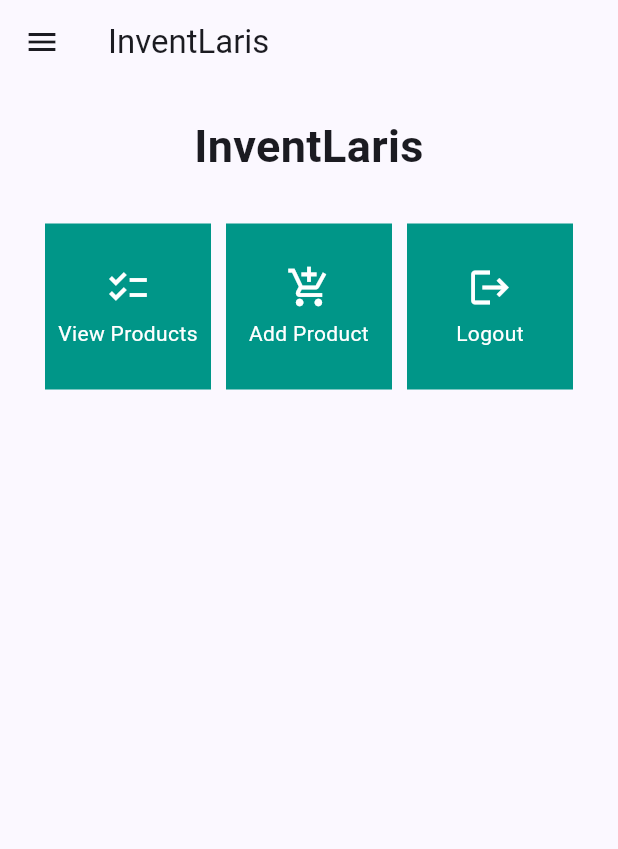
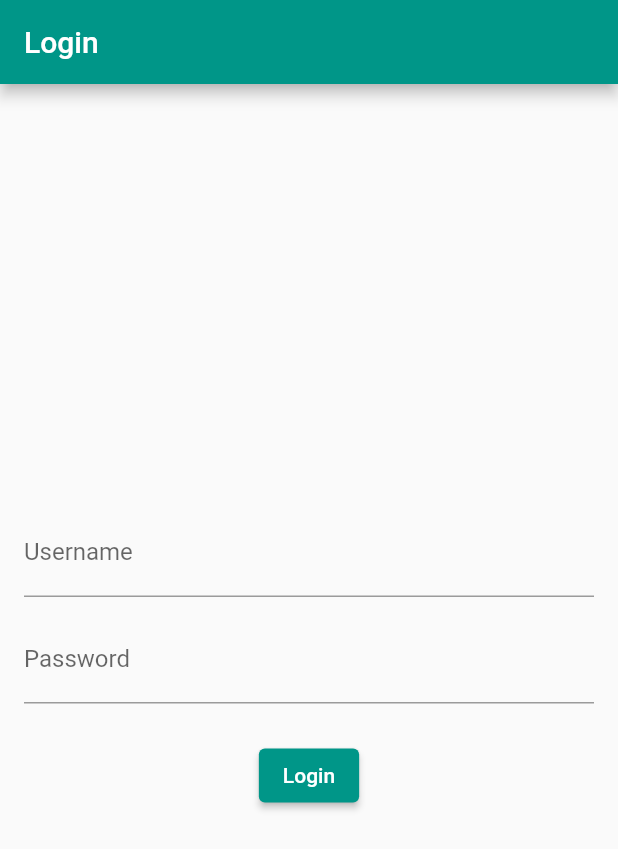
Before and after one commit to cyrilladrian/assignment-flutter, a Flutter app: the screen it shows after launch, on a phone screen of 412 x 824 dp. Shown: the top 849 px of the screen. Run offline on Flutter 3.47's test engine with Material 2 defaults, Android fonts, the phone set to English and light mode, and no system bars; missing offline and left inert: pbp_django_auth.

Commit message:
update for assignment 9

```diff
--- a/lib/main.dart
+++ b/lib/main.dart
@@ -1,38 +1,34 @@
 import 'package:flutter/material.dart';
-import 'package:assignment_flutter/menu.dart';
+import 'package:assignment_flutter/screen/menu.dart';
+import 'package:provider/provider.dart';
+import 'package:pbp_django_auth/pbp_django_auth.dart';
+import 'package:assignment_flutter/screen/login.dart';
+
 
 void main() {
   runApp(const MyApp());
 }
 
 class MyApp extends StatelessWidget {
-  const MyApp({super.key});
+    const MyApp({Key? key}) : super(key: key);
 
-  // This widget is the root of your application.
     @override
     Widget build(BuildContext context) {
-    return MaterialApp(
-      title: 'InventLaris',
+        return Provider(
+            create: (_) {
+                CookieRequest request = CookieRequest();
+                return request;
+            },
+            child: MaterialApp(
+                title: 'Flutter App',
                 theme: ThemeData(
-        // This is the theme of your application.
-        //
-        // TRY THIS: Try running your application with "flutter run". You'll see
-        // the application has a blue toolbar. Then, without quitting the app,
-        // try changing the seedColor in the colorScheme below to Colors.green
-        // and then invoke "hot reload" (save your changes or press the "hot
-        // reload" button in a Flutter-supported IDE, or press "r" if you used
-        // the command line to start the app).
-        //
-        // Notice that the counter didn't reset back to zero; the application
-        // state is not lost during the reload. To reset the state, use hot
-        // restart instead.
-        //
-        // This works for code too, not just values: Most code changes can be
-        // tested with just a hot reload.
-        colorScheme: ColorScheme.fromSeed(seedColor: Colors.indigo),
-        useMaterial3: true,
+                    primarySwatch: Colors.teal,
                 ),
-      home: MyHomePage(),
+                home: LoginPage(),
+                routes: {
+                    "/login": (BuildContext context) => const LoginPage(),
+                },
+            ),
         );
     }
 }
--- /dev/null
+++ b/lib/screen/login.dart
@@ -0,0 +1,114 @@
+import 'package:assignment_flutter/screen/menu.dart';
+import 'package:flutter/material.dart';
+import 'package:pbp_django_auth/pbp_django_auth.dart';
+import 'package:provider/provider.dart';
+
+void main() {
+    runApp(const LoginApp());
+}
+
+class LoginApp extends StatelessWidget {
+const LoginApp({super.key});
+
+@override
+Widget build(BuildContext context) {
+    return MaterialApp(
+        title: 'Login',
+        theme: ThemeData(
+            primarySwatch: Colors.blue,
+    ),
+    home: const LoginPage(),
+    );
+    }
+}
+
+class LoginPage extends StatefulWidget {
+    const LoginPage({super.key});
+
+    @override
+    _LoginPageState createState() => _LoginPageState();
+}
+
+class _LoginPageState extends State<LoginPage> {
+    final TextEditingController _usernameController = TextEditingController();
+    final TextEditingController _passwordController = TextEditingController();
+
+    @override
+    Widget build(BuildContext context) {
+        final request = context.watch<CookieRequest>();
+        return Scaffold(
+            appBar: AppBar(
+                title: const Text('Login'),
+            ),
+            body: Container(
+                padding: const EdgeInsets.all(16.0),
+                child: Column(
+                    mainAxisAlignment: MainAxisAlignment.center,
+                    children: [
+                        TextField(
+                            controller: _usernameController,
+                            decoration: const InputDecoration(
+                                labelText: 'Username',
+                            ),
+                        ),
+                        const SizedBox(height: 12.0),
+                        TextField(
+                            controller: _passwordController,
+                            decoration: const InputDecoration(
+                                labelText: 'Password',
+                            ),
+                            obscureText: true,
+                        ),
+                        const SizedBox(height: 24.0),
+                        ElevatedButton(
+                            onPressed: () async {
+                                String username = _usernameController.text;
+                                String password = _passwordController.text;
+
+                                // Check credentials
+                                // TODO: Change the URL and don't forget to add a trailing slash (/) at the end of the URL!
+                                // To connect the Android emulator to Django on localhost,
+                                // use the URL http://10.0.2.2/
+                                final response = await request.login("http://<YOUR_APP_URL>/auth/login/", {
+                                'username': username,
+                                'password': password,
+                                });
+
+                                if (request.loggedIn) {
+                                    String message = response['message'];
+                                    String uname = response['username'];
+                                    Navigator.pushReplacement(
+                                        context,
+                                        MaterialPageRoute(builder: (context) => MyHomePage()),
+                                    );
+                                    ScaffoldMessenger.of(context)
+                                        ..hideCurrentSnackBar()
+                                        ..showSnackBar(
+                                            SnackBar(content: Text("$message Welcome, $uname.")));
+                                    } else {
+                                    showDialog(
+                                        context: context,
+                                        builder: (context) => AlertDialog(
+                                            title: const Text('Login Failed'),
+                                            content:
+                                                Text(response['message']),
+                                            actions: [
+                                                TextButton(
+                                                    child: const Text('OK'),
+                                                    onPressed: () {
+                                                        Navigator.pop(context);
+                                                    },
+                                                ),
+                                            ],
+                                        ),
+                                    );
+                                }
+                            },
+                            child: const Text('Login'),
+                        ),
+                    ],
+                ),
+            ),
+        );
+    }
+}
--- a/lib/menu.dart
+++ b/lib/screen/menu.dart
@@ -1,6 +1,8 @@
+import 'package:assignment_flutter/widgets/shop_card.dart';
 import 'package:flutter/material.dart';
-import 'package:assignment_flutter/form.dart';
+import 'package:assignment_flutter/screen/form.dart';
 import 'package:assignment_flutter/widgets/left_drawer.dart';
+import 'package:assignment_flutter/screen/list_product.dart';
 
 class ShopItem {
   final String name;
@@ -82,54 +84,3 @@ class MyHomePage extends StatelessWidget {
     );
   }
 }
-
-class ShopCard extends StatelessWidget {
-  final ShopItem item;
-
-  const ShopCard(this.item, {super.key}); // Constructor
-
-  @override
-  Widget build(BuildContext context) {
-    return Material(
-      color: Colors.teal,
-      child: InkWell(
-        // Responsive touch area
-        onTap: () {
-          // Show SnackBar when clicked
-          ScaffoldMessenger.of(context)
-            ..hideCurrentSnackBar()
-            ..showSnackBar(SnackBar(
-                content: Text("You pressed the ${item.name} button!")));
-
-          // Navigate to the appropriate route (depending on the button type)
-          if (item.name == "Add Product") {
-            Navigator.push(context,
-                MaterialPageRoute(builder: (context) => ShopFormPage()));
-          }
-        },
-        child: Container(
-          // Container to hold Icon and Text
-          padding: const EdgeInsets.all(8),
-          child: Center(
-            child: Column(
-              mainAxisAlignment: MainAxisAlignment.center,
-              children: [
-                Icon(
-                  item.icon,
-                  color: Colors.white,
-                  size: 30.0,
-                ),
-                const Padding(padding: EdgeInsets.all(3)),
-                Text(
-                  item.name,
-                  textAlign: TextAlign.center,
-                  style: const TextStyle(color: Colors.white),
-                ),
-              ],
-            ),
-          ),
-        ),
-      ),
-    );
-  }
-}
--- a/pubspec.yaml
+++ b/pubspec.yaml
@@ -35,6 +35,9 @@ dependencies:
   # The following adds the Cupertino Icons font to your application.
   # Use with the CupertinoIcons class for iOS style icons.
   cupertino_icons: ^1.0.2
+  provider: ^6.1.1
+  pbp_django_auth: ^0.4.0
+  http: ^1.1.0
 
 dev_dependencies:
   flutter_test:
```
Also changed, not shown: lib/models/product.dart (added, +69 -0 lines), lib/screen/form.dart (renamed from lib/form.dart, +66 -30 lines), lib/screen/list_product.dart (added, +91 -0 lines), lib/widgets/left_drawer.dart (+14 -2 lines), lib/widgets/shop_card.dart (+81 -0 lines), pubspec.lock, 3 other files. Lines whose indentation alone changed are shown as unchanged.
